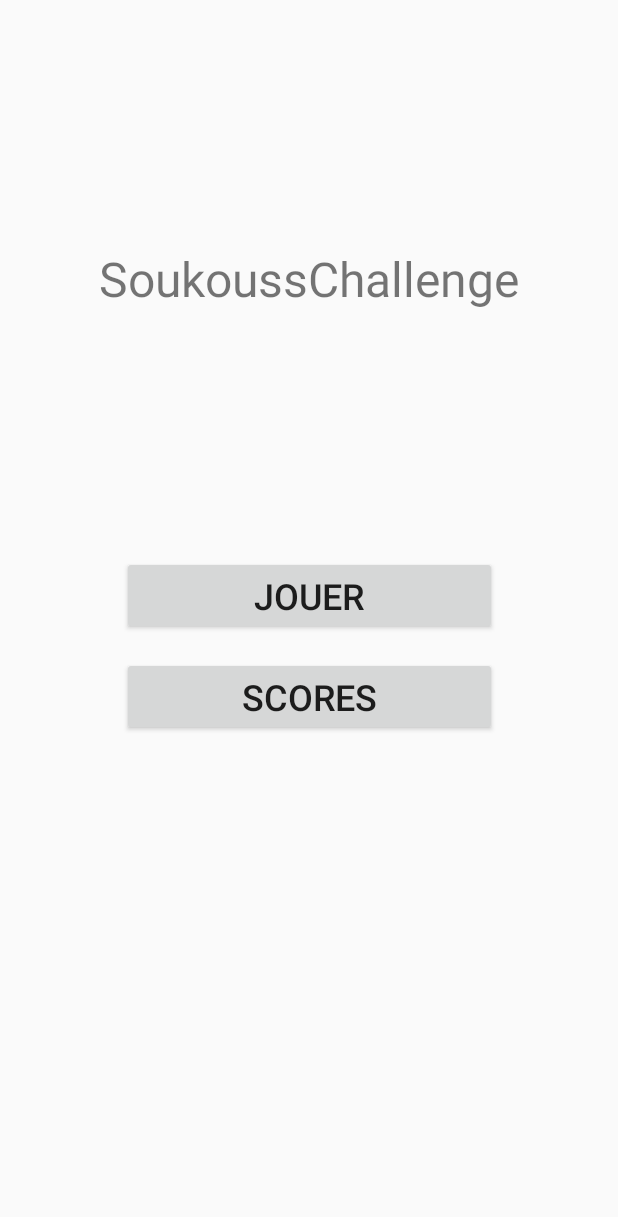
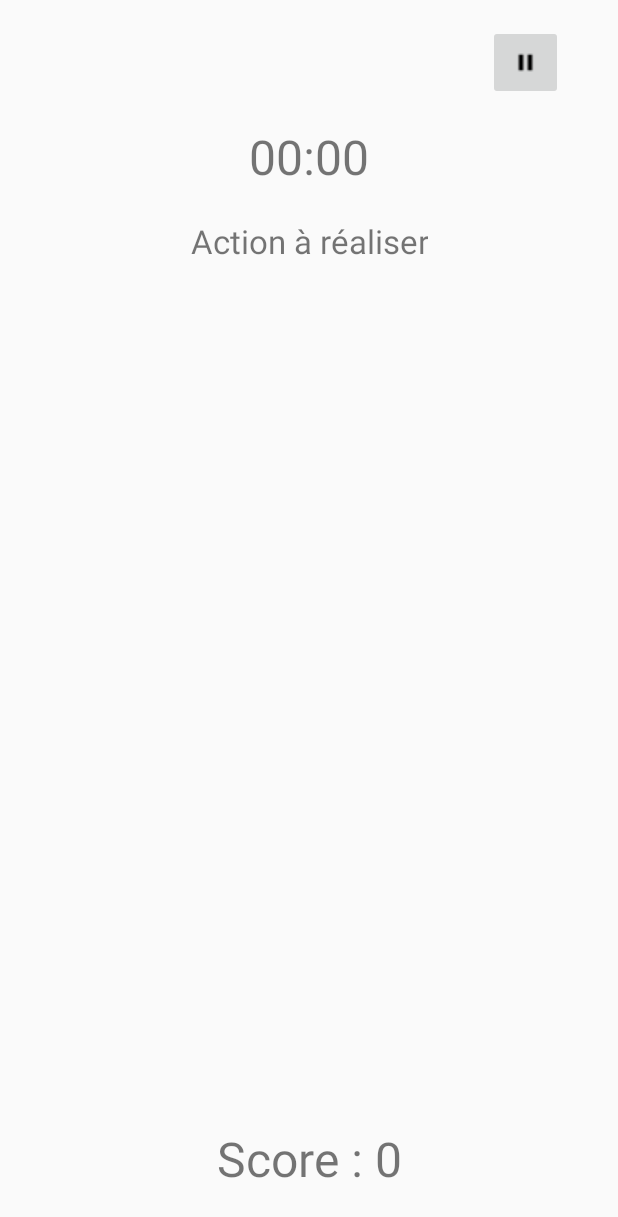
Before and after one commit to alexandreBoy/SoukoussChallenge, an Android app: the screen it shows after launch (MainActivity before the commit, GameActivity after it), after a tap on "JOUER", on a phone screen of 412 x 824 dp. Shown: the top 1217 px of the screen. Run offline under Robolectric (Android 15) with nearby library versions, the phone set to English and light mode, and no system bars.

Commit message:
Creation de l'interface graphique du GameActivity

```diff
--- a/app/src/main/AndroidManifest.xml
+++ b/app/src/main/AndroidManifest.xml
@@ -9,7 +9,8 @@
         android:roundIcon="@mipmap/ic_launcher_round"
         android:supportsRtl="true"
         android:theme="@style/AppTheme">
-        <activity android:name=".controller.ScoreActivity"></activity>
+        <activity android:name=".controller.GameActivity"></activity>
+        <activity android:name=".controller.ScoreActivity" />
         <activity android:name=".controller.MainActivity">
             <intent-filter>
                 <action android:name="android.intent.action.MAIN" />
--- /dev/null
+++ b/app/src/main/java/com/example/soukousschallenge/controller/GameActivity.java
@@ -0,0 +1,16 @@
+package com.example.soukousschallenge.controller;
+
+import androidx.appcompat.app.AppCompatActivity;
+
+import android.os.Bundle;
+
+import com.example.soukousschallenge.R;
+
+public class GameActivity extends AppCompatActivity {
+
+    @Override
+    protected void onCreate(Bundle savedInstanceState) {
+        super.onCreate(savedInstanceState);
+        setContentView(R.layout.activity_game);
+    }
+}
--- a/app/src/main/java/com/example/soukousschallenge/controller/MainActivity.java
+++ b/app/src/main/java/com/example/soukousschallenge/controller/MainActivity.java
@@ -17,6 +17,7 @@
     private Button mStartButton;
     private Button mScoreButton;
     public static final int RC_SCORE = 1;
+    public static final int RC_GAME = 1;
 
     @Override
     protected void onCreate(Bundle savedInstanceState) {
@@ -31,8 +32,8 @@
             @Override
             public void onClick(View v) {
                 // Lancement de la vue de jeu
-                System.out.println("Une nouvelle partie se lance !");
-
+                Intent gameActivity = new Intent(MainActivity.this, GameActivity.class);
+                startActivityForResult(gameActivity,RC_GAME);
             }
         });
 
--- /dev/null
+++ b/app/src/main/res/layout/activity_game.xml
@@ -0,0 +1,88 @@
+<?xml version="1.0" encoding="utf-8"?>
+<androidx.constraintlayout.widget.ConstraintLayout xmlns:android="http://schemas.android.com/apk/res/android"
+    xmlns:app="http://schemas.android.com/apk/res-auto"
+    xmlns:tools="http://schemas.android.com/tools"
+    android:layout_width="match_parent"
+    android:layout_height="match_parent"
+    tools:context=".controller.GameActivity">
+
+    <TextView
+        android:id="@+id/activity_game_labelTimer"
+        android:layout_width="wrap_content"
+        android:layout_height="wrap_content"
+        android:text="@string/labelTimer"
+        android:textSize="32sp"
+        android:textAlignment="center"
+        android:gravity="center_horizontal"
+        app:layout_constraintLeft_toLeftOf="parent"
+        app:layout_constraintRight_toRightOf="parent"
+        app:layout_constraintTop_toTopOf="@id/activityGame_guideline1"
+        app:layout_constraintBottom_toTopOf="@+id/activity_game_labelAction"/>
+
+    <TextView
+        android:id="@+id/activity_game_labelAction"
+        android:layout_width="wrap_content"
+        android:layout_height="wrap_content"
+        android:layout_marginTop="20sp"
+        android:text="@string/labelAction"
+        android:textSize="22sp"
+        android:textAlignment="center"
+        android:gravity="center_horizontal"
+        app:layout_constraintLeft_toLeftOf="parent"
+        app:layout_constraintRight_toRightOf="parent"
+        app:layout_constraintTop_toBottomOf="@+id/activity_game_labelTimer" />
+
+    <androidx.constraintlayout.widget.Guideline
+        android:id="@+id/activityGame_guideline1"
+        android:layout_width="wrap_content"
+        android:layout_height="wrap_content"
+        android:orientation="horizontal"
+        app:layout_constraintGuide_percent="0.10"/>
+
+    <androidx.constraintlayout.widget.Guideline
+        android:id="@+id/activityGame_guideline2"
+        android:layout_width="wrap_content"
+        android:layout_height="wrap_content"
+        android:orientation="horizontal"
+        app:layout_constraintGuide_percent="0.85"/>
+
+    <TextView
+        android:id="@+id/activity_game_labelScore"
+        android:layout_width="wrap_content"
+        android:layout_height="wrap_content"
+        android:layout_marginTop="20sp"
+        android:text="@string/labelScore"
+        android:textSize="32sp"
+        android:textAlignment="center"
+        android:gravity="center_horizontal"
+        app:layout_constraintLeft_toLeftOf="parent"
+        app:layout_constraintRight_toRightOf="parent"
+        app:layout_constraintTop_toBottomOf="@+id/activityGame_guideline2"
+        app:layout_constraintBottom_toBottomOf="parent"/>
+
+    <androidx.constraintlayout.widget.Guideline
+        android:id="@+id/activityGame_guideline3"
+        android:layout_width="wrap_content"
+        android:layout_height="wrap_content"
+        android:orientation="vertical"
+        app:layout_constraintGuide_percent="0.75"/>
+
+    <androidx.constraintlayout.widget.Guideline
+        android:id="@+id/activityGame_guideline4"
+        android:layout_width="wrap_content"
+        android:layout_height="wrap_content"
+        android:orientation="vertical"
+        app:layout_constraintGuide_percent="0.95"/>
+
+    <ImageButton
+        android:layout_width="50dp"
+        android:layout_height="50dp"
+        app:layout_constraintLeft_toLeftOf="@id/activityGame_guideline3"
+        app:layout_constraintRight_toRightOf="@id/activityGame_guideline4"
+        app:layout_constraintTop_toTopOf="parent"
+        app:layout_constraintBottom_toBottomOf="@id/activityGame_guideline1"
+        android:src="@drawable/baseline_pause_black_18dp"/>
+
+
+
+</androidx.constraintlayout.widget.ConstraintLayout>
--- a/app/src/main/res/values/strings.xml
+++ b/app/src/main/res/values/strings.xml
@@ -3,4 +3,7 @@
     <string name="bestScoresLabel">Meilleurs scores</string>
     <string name="startButton">JOUER</string>
     <string name="scoreButton">Scores</string>
+    <string name="labelTimer">00:00</string>
+    <string name="labelAction">Action à réaliser</string>
+    <string name="labelScore">Score : 0</string>
 </resources>
```
Also changed, not shown: app/src/main/res/drawable/baseline_pause_black_18dp.png (added), app/src/main/res/drawable/baseline_play_arrow_black_18dp.png (added).
